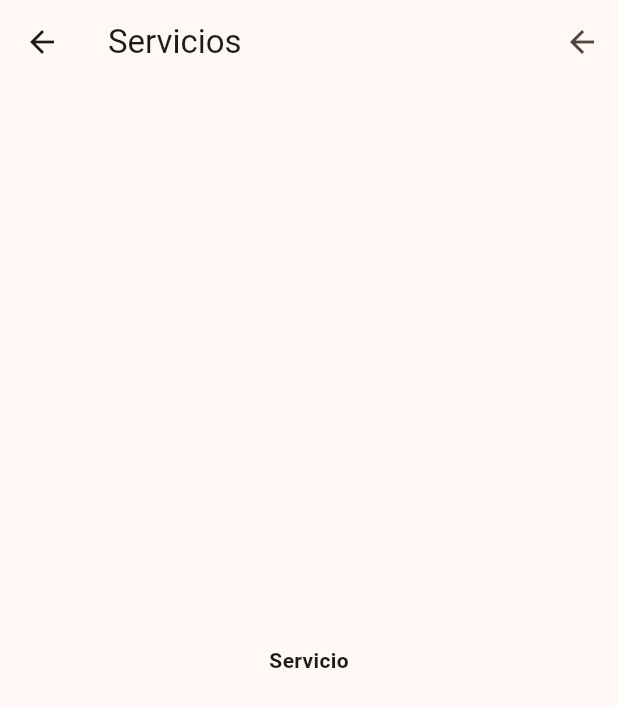
After one commit to etoncel/demo_hu_finance, a Flutter app: the screen it shows after launch, after a tap on "Itaú Pagos Pse", on a phone screen of 412 x 824 dp. The commit adds this screen. Shown: the top 707 px of the screen. Run offline on Flutter 3.47's test engine with Material 3 defaults, Android fonts, the light colour scheme and no system bars; our stand-ins replace equatable, flutter_bloc, get_it.

Commit message:
Add integration test suite and test the navigation from home to a service detail when user tap to a service card, and going back to home.

```diff
--- a/lib/main.dart
+++ b/lib/main.dart
@@ -1,3 +1,4 @@
+import 'package:demo_hu_finance/presentation/ui/pages/service_detail/service_detail_page.dart';
 import 'package:flutter/material.dart';
 import 'package:demo_hu_finance/helper/get_it_injection.dart';
 import 'presentation/ui/pages/home/home_page.dart';
@@ -17,7 +18,11 @@ class MyApp extends StatelessWidget {
       debugShowCheckedModeBanner: false,
       title: 'Flutter Demo',
       theme: themeData,
-      home: const HomePage(),
+      initialRoute: "/home",
+      routes: {
+        "/home": (context) => const HomePage(),
+        "/service_detail": (context) => const ServiceDetailPage(),
+      },
     );
   }
 }
--- a/lib/presentation/ui/components/organism/card_list.dart
+++ b/lib/presentation/ui/components/organism/card_list.dart
@@ -16,7 +16,12 @@ class CardList extends StatelessWidget {
     var wrap = Wrap(
       alignment: WrapAlignment.center,
       children: List.generate(
-          items.length, (index) => CustomCard(item: items[index])),
+          items.length,
+          (index) => GestureDetector(
+              onTap: () => Navigator.of(context).pushNamed(
+                    "/service_detail",
+                  ),
+              child: CustomCard(item: items[index]))),
     );
     switch (width) {
       case > 700 && < 1200:
--- a/lib/presentation/ui/pages/home/home_page.dart
+++ b/lib/presentation/ui/pages/home/home_page.dart
@@ -16,7 +16,6 @@ class HomePage extends StatelessWidget {
   Widget build(BuildContext context) {
     final bloc = HomeBloc();
     return BlocProvider(
-      // create: (context) => bloc,
       create: (context) => bloc..add(GetBankServicesHomePageEvent()),
       child: BlocConsumer<HomeBloc, HomePageState>(builder: (context, state) {
         List<BankServiceItem> items = [];
--- /dev/null
+++ b/lib/presentation/ui/pages/service_detail/service_detail_page.dart
@@ -0,0 +1,23 @@
+import 'package:flutter/material.dart';
+
+class ServiceDetailPage extends StatelessWidget {
+  const ServiceDetailPage({super.key});
+
+  @override
+  Widget build(BuildContext context) {
+    return Scaffold(
+      appBar: AppBar(
+        title: const Text("Servicios"),
+        actions: [
+          IconButton(
+              key: const Key("goBackArrowKey"),
+              onPressed: () => Navigator.pop(context),
+              icon: const Icon(Icons.arrow_back))
+        ],
+      ),
+      body: const Center(
+        child: Text("Servicio"),
+      ),
+    );
+  }
+}
--- a/pubspec.yaml
+++ b/pubspec.yaml
@@ -43,6 +43,8 @@ dev_dependencies:
   flutter_test:
     sdk: flutter
   mockito: ^5.4.4
+  integration_test:
+    sdk: flutter
 
 # For information on the generic Dart part of this file, see the
 # following page: https://dart.dev/tools/pub/pubspec
```
Also changed, not shown: pubspec.lock, 8 other files.
